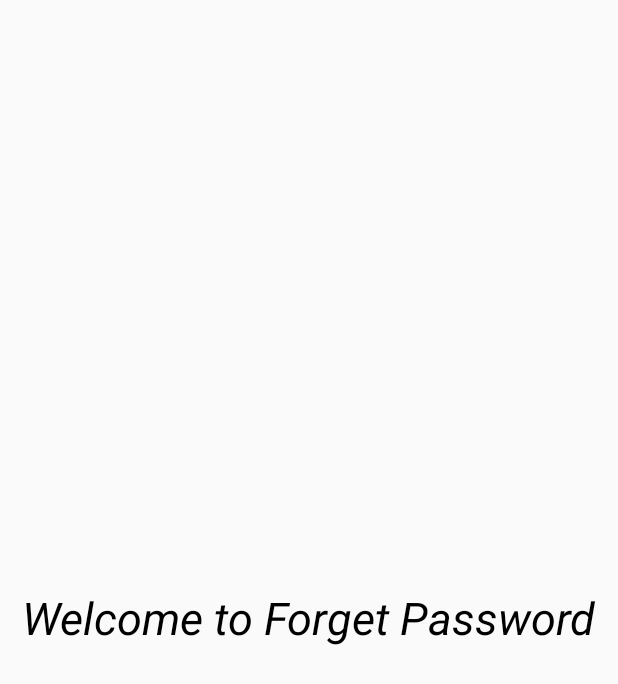
After one commit to CBCT-BBSR/CBCT_Android, an Android app: the layout activity_forget_password.xml on its own in the app's theme, with its tools: preview values and no code run, on a phone screen of 412 x 824 dp. The commit adds this screen. Shown: the top 684 px of the screen. Run offline under Robolectric (Android 15) with nearby library versions, the light colour scheme and no system bars.

Commit message:
Inital Commit for Forget Password
Moving to The Forget Password Activity Successfully

```diff
--- a/app/src/main/AndroidManifest.xml
+++ b/app/src/main/AndroidManifest.xml
@@ -16,6 +16,7 @@
         <activity android:name=".FacultyLoginActivity"/>
         <activity android:name=".FacultyHomepageActivity"/>
         <activity android:name=".StudentHomepageActivity"/>
+        <activity android:name=".ForgetPasswordActivity"/>
         <activity android:name=".SplashScreen"
             android:theme="@style/SplashTheme">
             <intent-filter>
--- a/app/src/main/java/com/cutm/majorproject/cbct/FacultyHomepageActivity.java
+++ b/app/src/main/java/com/cutm/majorproject/cbct/FacultyHomepageActivity.java
@@ -2,7 +2,7 @@ package com.cutm.majorproject.cbct;
 
 import android.os.Bundle;
 
-import androidx.annotation.Nullable;
+
 import androidx.appcompat.app.AppCompatActivity;
 
 public class FacultyHomepageActivity extends AppCompatActivity {
--- a/app/src/main/res/layout/activity_faculty_login.xml
+++ b/app/src/main/res/layout/activity_faculty_login.xml
@@ -93,6 +93,7 @@
             android:textSize="20sp" />
 
         <TextView
+            android:id="@+id/tv_forget_password"
             android:layout_width="wrap_content"
             android:layout_height="30dp"
             android:layout_gravity="end"
--- /dev/null
+++ b/app/src/main/res/layout/activity_forget_password.xml
@@ -0,0 +1,16 @@
+<?xml version="1.0" encoding="utf-8"?>
+<LinearLayout xmlns:android="http://schemas.android.com/apk/res/android"
+    android:orientation="vertical"
+    android:layout_width="match_parent"
+    android:gravity="center"
+    android:layout_height="match_parent">
+
+    <TextView
+        android:layout_width="wrap_content"
+        android:layout_height="wrap_content"
+        android:text="Welcome to Forget Password"
+        android:textSize="30sp"
+        android:textStyle="italic"
+        android:textColor="#000000"/>
+
+</LinearLayout>
--- a/app/src/main/res/layout/activity_student_login.xml
+++ b/app/src/main/res/layout/activity_student_login.xml
@@ -93,6 +93,7 @@
             android:textSize="20sp" />
 
         <TextView
+            android:id="@+id/tv_forget_password"
             android:layout_width="wrap_content"
             android:layout_height="30dp"
             android:layout_gravity="end"
```
Also changed, not shown: app/src/main/java/com/cutm/majorproject/cbct/FacultyLoginActivity.java (+14 -0 lines), app/src/main/java/com/cutm/majorproject/cbct/ForgetPasswordActivity.java (+12 -1 lines), app/src/main/java/com/cutm/majorproject/cbct/StudentLoginActivity.java (+18 -7 lines).
